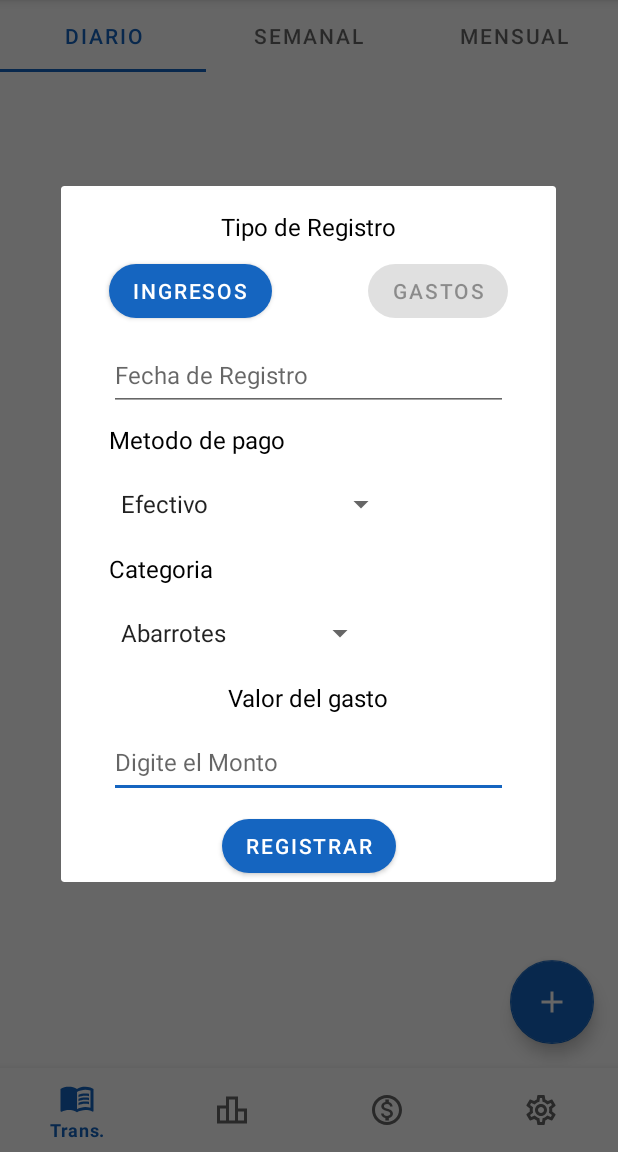
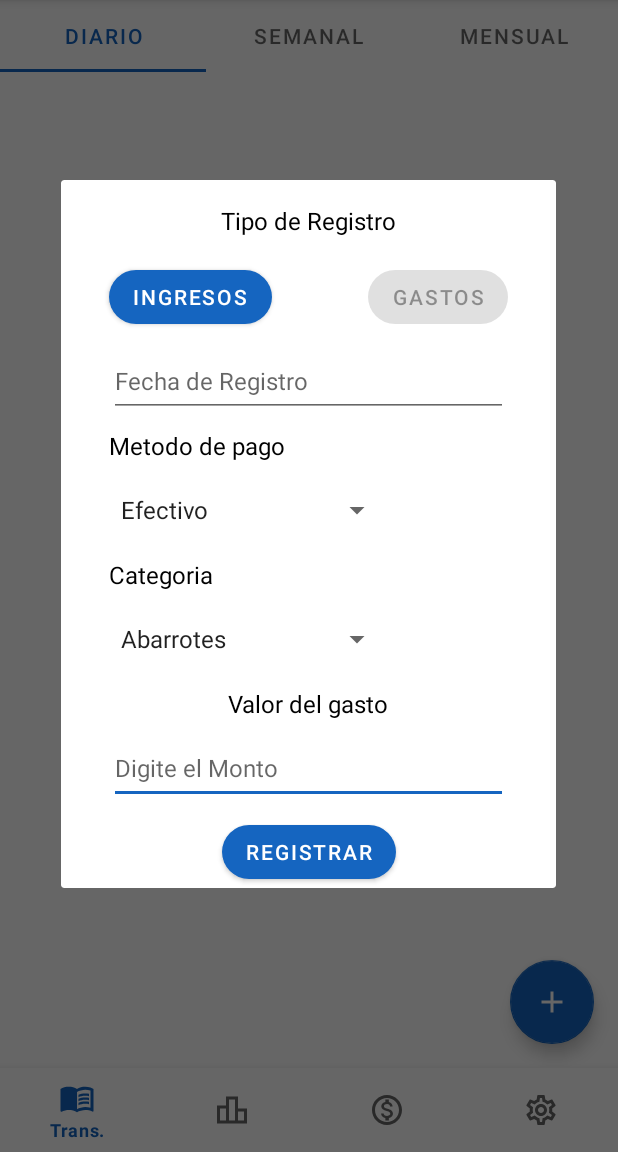
Before and after one commit to KevinMartinez1999/My-Finances, an Android app: the fragment DialogRegistroFragment placed in its activity, after a tap on "GASTOS", on a phone screen of 412 x 824 dp, the part 84-1236 px from its top. Run offline under Robolectric (Android 15) with nearby library versions, the phone set to English and light mode, and no system bars; our stand-ins replace Firebase (no records; nobody signed in at launch, a user with empty details on screens opened directly), navigation-ui.

Commit message:
Firestore para gastos e ingresos, detalles de DialogRegistroFragment

```diff
--- a/app/src/main/java/com/example/myfinances/fragments/sub_fragments/DialogRegistroFragment.kt
+++ b/app/src/main/java/com/example/myfinances/fragments/sub_fragments/DialogRegistroFragment.kt
@@ -7,6 +7,7 @@ import android.view.LayoutInflater
 import android.view.View
 import android.view.ViewGroup
 import android.view.Window
+import android.widget.Toast
 import androidx.core.text.isDigitsOnly
 import androidx.fragment.app.DialogFragment
 import com.example.myfinances.R
@@ -34,10 +35,9 @@ class DialogRegistroFragment : DialogFragment() {
         savedInstanceState: Bundle?
     ): View {
         // Inflate the layout to use as dialog or embedded fragment
-        //return inflater.inflate(R.layout.fragment_registro_ingreso, container, false)
         _binding = FragmentDialogRegistroBinding.inflate(inflater, container, false)
 
-        binding.accountsspinner.visibility = View.VISIBLE
+        binding.ingresospinner.visibility = View.VISIBLE
         binding.buttoningreso.isEnabled = false
         binding.valuetext.text = getString(R.string.valueIngresos)
 
@@ -63,24 +63,27 @@ class DialogRegistroFragment : DialogFragment() {
             }
 
             buttongasto.setOnClickListener {
-                flag=true;
-                hacerVisibleGasto()
+                flag=true
+                makeVisibleGasto()
             }
 
             buttoningreso.setOnClickListener {
                 flag=false
-                hacerVisibleIngreso()
+                makeVisibleIngreso()
             }
 
             registerbutton.setOnClickListener {
-                registrarenserver(flag)
+                if(inputdate.text.isNotEmpty() and inputvalue.text.isNotEmpty()) registrarEnServer(flag) else{
+                    Toast.makeText(requireContext(),"Registro Inválido", Toast.LENGTH_SHORT).show()
+                }
+
             }
         }
 
         return binding.root
     }
 
-    private fun registrarenserver(type:Boolean) {
+    private fun registrarEnServer(type:Boolean) {
         with(binding){
             val db = Firebase.firestore
             var category = ""
@@ -88,11 +91,11 @@ class DialogRegistroFragment : DialogFragment() {
             if(type){
                 val document = db.collection("registrogasto").document()
                 id = document.id
-                category = categoryspiner.selectedItem.toString()
+                category = gastospiner.selectedItem.toString()
             }else{
                 val document = db.collection("registroingreso").document()
                 id = document.id
-                category = accountsspinner.selectedItem.toString()
+                category = ingresospinner.selectedItem.toString()
             }
 
             val fecha = inputdate.text.toString()
@@ -101,39 +104,40 @@ class DialogRegistroFragment : DialogFragment() {
 
             val registro = RegistroIngreso(id = id, date = fecha, account = cuenta, description = category, amount = monto)
             if(type){
-                db.collection("registrogasto").document().set(registro)
+                db.collection("registrogasto").document(id).set(registro)
             }else{
-                db.collection("registroingreso").document().set(registro)
+                db.collection("registroingreso").document(id).set(registro)
             }
-            clearviews()
+            clearViews()
+            Toast.makeText(requireContext(),"Registro Exitoso", Toast.LENGTH_SHORT).show()
         }
     }
 
-    private fun clearviews() {
+    private fun clearViews() {
             with(binding) {
                 inputdate.setText("")
                 inputvalue.setText("")
             }
     }
 
-    private fun hacerVisibleIngreso() {
+    private fun makeVisibleIngreso() {
         with(binding) {
-            categoryspiner.visibility = View.GONE
-            accountsspinner.visibility = View.VISIBLE
+            gastospiner.visibility = View.GONE
+            ingresospinner.visibility = View.VISIBLE
             categoryaccount.text = getString(R.string.account2)
-            categorytext.text = getString(R.string.category2)
+            categorydescription.text = getString(R.string.category2)
             buttoningreso.isEnabled = false
             buttongasto.isEnabled = true
             valuetext.text = getString(R.string.valueIngresos)
         }
     }
 
-    private fun hacerVisibleGasto() {
+    private fun makeVisibleGasto() {
         with(binding) {
-            categoryspiner.visibility = View.VISIBLE
-            accountsspinner.visibility = View.GONE
+            gastospiner.visibility = View.VISIBLE
+            ingresospinner.visibility = View.GONE
             categoryaccount.text = getString(R.string.account)
-            categorytext.text = getString(R.string.category)
+            categorydescription.text = getString(R.string.category)
             buttoningreso.isEnabled = true
             buttongasto.isEnabled = false
             valuetext.text = getString(R.string.valueGastos)
--- a/app/src/main/res/layout/fragment_dialog_registro.xml
+++ b/app/src/main/res/layout/fragment_dialog_registro.xml
@@ -28,7 +28,7 @@
         android:layout_width="wrap_content"
         android:layout_height="wrap_content"
         android:layout_marginStart="32dp"
-        android:layout_marginTop="8dp"
+        android:layout_marginTop="16dp"
         android:layout_marginEnd="32dp"
         android:text="@string/ingresos"
         app:cornerRadius="32dp"
@@ -41,7 +41,7 @@
         android:layout_width="wrap_content"
         android:layout_height="wrap_content"
         android:layout_marginStart="32dp"
-        android:layout_marginTop="8dp"
+        android:layout_marginTop="16dp"
         android:layout_marginEnd="32dp"
         android:text="@string/gastos"
         app:cornerRadius="32dp"
@@ -74,7 +74,7 @@
         android:layout_height="wrap_content"
         android:layout_marginStart="32dp"
         android:layout_marginTop="8dp"
-        android:text="@string/account"
+        android:text="@string/account2"
         android:textColor="@color/black"
         android:textSize="16sp"
         app:layout_constraintStart_toStartOf="parent"
@@ -82,7 +82,7 @@
 
     <Spinner
         android:id="@+id/metodoPagoSpinner"
-        android:layout_width="wrap_content"
+        android:layout_width="189dp"
         android:layout_height="wrap_content"
         android:layout_marginStart="32dp"
         android:layout_marginTop="8dp"
@@ -92,7 +92,7 @@
         app:layout_constraintTop_toBottomOf="@+id/categoryaccount" />
 
     <TextView
-        android:id="@+id/categorytext"
+        android:id="@+id/categorydescription"
         android:layout_width="wrap_content"
         android:layout_height="wrap_content"
         android:layout_marginStart="32dp"
@@ -104,8 +104,8 @@
         app:layout_constraintTop_toBottomOf="@+id/metodoPagoSpinner" />
 
     <Spinner
-        android:id="@+id/categoryspiner"
-        android:layout_width="wrap_content"
+        android:id="@+id/gastospiner"
+        android:layout_width="189dp"
         android:layout_height="wrap_content"
         android:layout_marginStart="32dp"
         android:layout_marginTop="8dp"
@@ -113,19 +113,19 @@
         android:minHeight="48dp"
         android:visibility="gone"
         app:layout_constraintStart_toStartOf="parent"
-        app:layout_constraintTop_toBottomOf="@id/categorytext" />
+        app:layout_constraintTop_toBottomOf="@id/categorydescription" />
 
     <Spinner
-        android:id="@+id/accountsspinner"
-        android:layout_width="wrap_content"
-        android:layout_height="wrap_content"
+        android:id="@+id/ingresospinner"
+        android:layout_width="189dp"
+        android:layout_height="48dp"
         android:layout_marginStart="32dp"
         android:layout_marginTop="8dp"
         android:entries="@array/ingresoslist"
         android:minHeight="48dp"
         android:visibility="gone"
         app:layout_constraintStart_toStartOf="parent"
-        app:layout_constraintTop_toBottomOf="@id/categorytext" />
+        app:layout_constraintTop_toBottomOf="@id/categorydescription" />
 
     <TextView
         android:id="@+id/valuetext"
@@ -140,7 +140,7 @@
         app:layout_constraintEnd_toEndOf="parent"
         app:layout_constraintHorizontal_bias="0.0"
         app:layout_constraintStart_toStartOf="parent"
-        app:layout_constraintTop_toBottomOf="@+id/categorytext" />
+        app:layout_constraintTop_toBottomOf="@+id/categorydescription" />
 
     <EditText
         android:id="@+id/inputvalue"
--- a/app/src/main/res/values/strings.xml
+++ b/app/src/main/res/values/strings.xml
@@ -25,7 +25,7 @@
     <string name="ingresos">ingresos</string>
     <string name="gastos">Gastos</string>
     <string name="darkTheme">Modo oscuro</string>
-    <string name="campos_vacios">Verifique que todos los campos estén diligeciados</string>
+    <string name="campos_vacios">Verifique que todos los campos estén diligenciados</string>
     <string name="email_incorrecto">El correo no está escrito correctamente</string>
     <string name="pass_invalida">La contraseña debe contener 6 caracteres mínimo</string>
     <string name="usuario_no_existe">El usuario no existe. Por favor regístrate</string>
```
